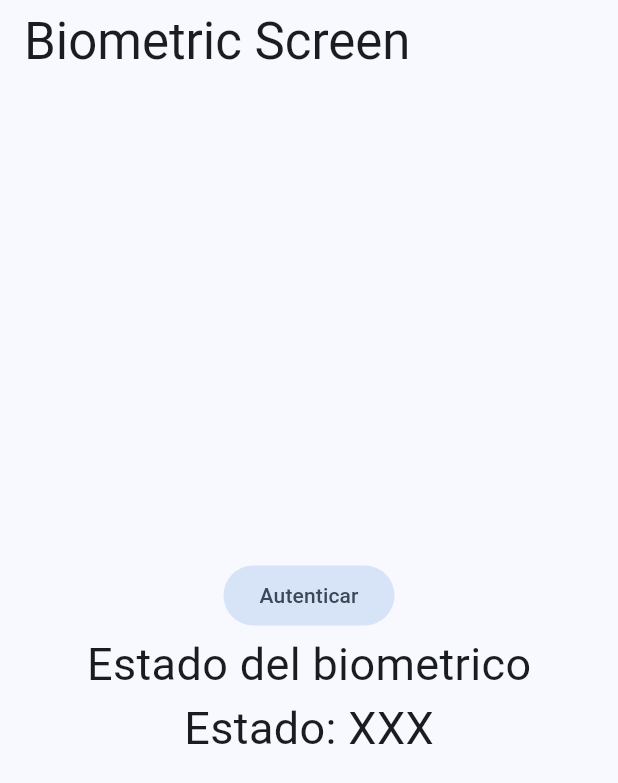
After one commit to manypark/miscelaneos, a Flutter app: the BiometricScreen screen opened by its route, on a phone screen of 412 x 824 dp. The commit adds this screen. Shown: the top 783 px of the screen. Run offline on Flutter 3.47's test engine with Material 2 defaults, Android fonts, the phone set to English and light mode, and no system bars; our stand-ins replace dio, flutter_compass, flutter_riverpod, go_router, google_fonts, permission_handler and 2 more.

Commit message:
feat: biometric screen implemented, new package local_auth

```diff
--- a/lib/config/router/app_router.dart
+++ b/lib/config/router/app_router.dart
@@ -60,6 +60,11 @@ final appRouter = GoRouter(
       ]
     ),
 
+    GoRoute(
+      path: '/biometrics',
+      builder: (context, state) => const BiometricScreen(),
+    ),
+
   ]
 
 );
--- /dev/null
+++ b/lib/presentation/screens/biometric/biometric_screen.dart
@@ -0,0 +1,37 @@
+import 'package:flutter/material.dart';
+
+class BiometricScreen extends StatelessWidget {
+
+  const BiometricScreen({super.key});
+
+  @override
+  Widget build(BuildContext context) {
+    return Scaffold(
+      appBar: AppBar(
+        title: const Text('Biometric Screen'),
+      ),
+      body: Center(
+        child: Column(
+          mainAxisAlignment: MainAxisAlignment.center,
+          children         : [
+
+            FilledButton.tonal(
+              onPressed: (){},
+              child: const Text('Autenticar')
+            ),
+
+            //TODO Feedback del proceso
+
+            const SizedBox( width: 30 ),
+
+            const Text('Estado del biometrico', style: TextStyle( fontSize: 30 ) ),
+
+            const Text('Estado: XXX', style: TextStyle( fontSize: 30 ) ),
+
+          ],
+        ),
+      ),
+    );
+  }
+
+}
--- a/lib/presentation/screens/screens.dart
+++ b/lib/presentation/screens/screens.dart
@@ -11,3 +11,5 @@ export 'home/permissions/ask_location_screen.dart';
 
 export 'pokemons/pokemons_screen.dart';
 export 'pokemons/pokemon_screen.dart';
+
+export 'biometric/biometric_screen.dart';
--- a/lib/presentation/widgets/shared/main_menu.dart
+++ b/lib/presentation/widgets/shared/main_menu.dart
@@ -23,6 +23,7 @@ class MenuItem {
     MenuItem(title: 'Giróscopio Ball', icon: Icons.sports_baseball_outlined, route: '/gyroscope-ball'),
     MenuItem(title: 'Brújula',         icon: Icons.explore,                  route: '/compass'),
     MenuItem(title: 'Pokemons',        icon: Icons.explore,                  route: '/pokemons' ),
+    MenuItem(title: 'Biometrics',      icon: Icons.fingerprint,               route: '/biometrics' ),
   ];
 
 class MainMenu extends StatelessWidget {
--- a/pubspec.yaml
+++ b/pubspec.yaml
@@ -14,6 +14,7 @@ dependencies:
   flutter_riverpod: ^2.3.7
   go_router: ^10.1.0
   google_fonts: ^5.1.0
+  local_auth: ^2.1.6
   permission_handler: ^10.4.3
   sensors_plus: ^3.0.3
   share_plus: ^7.1.0
```
Also changed, not shown: pubspec.lock, 6 other files.
